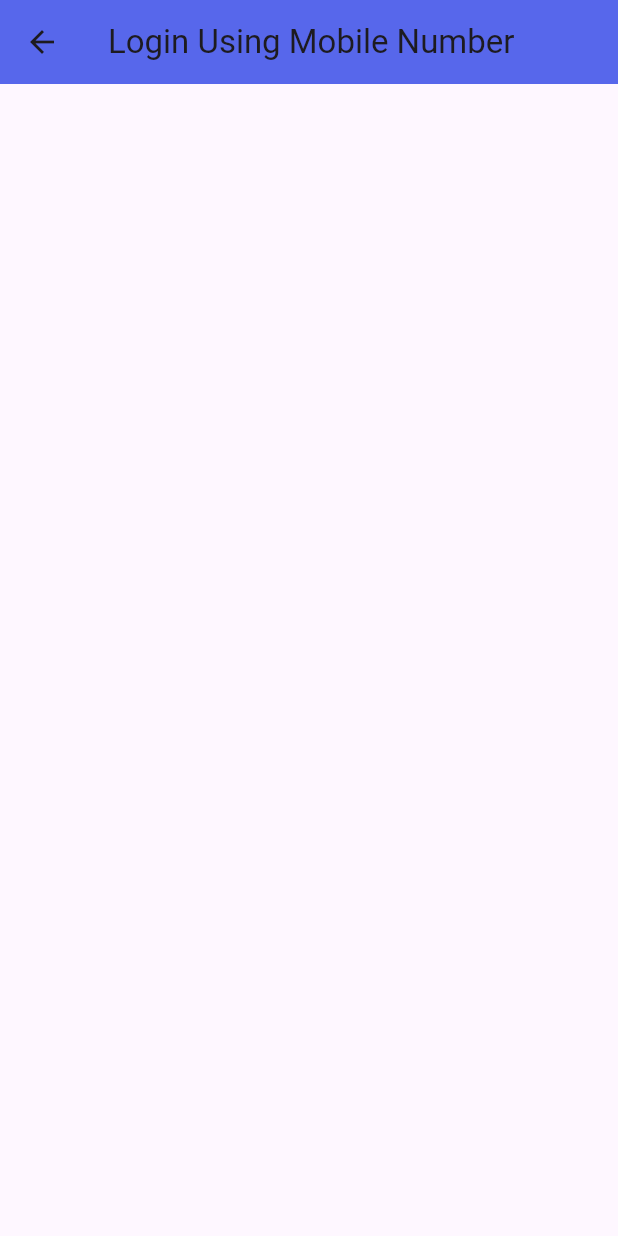
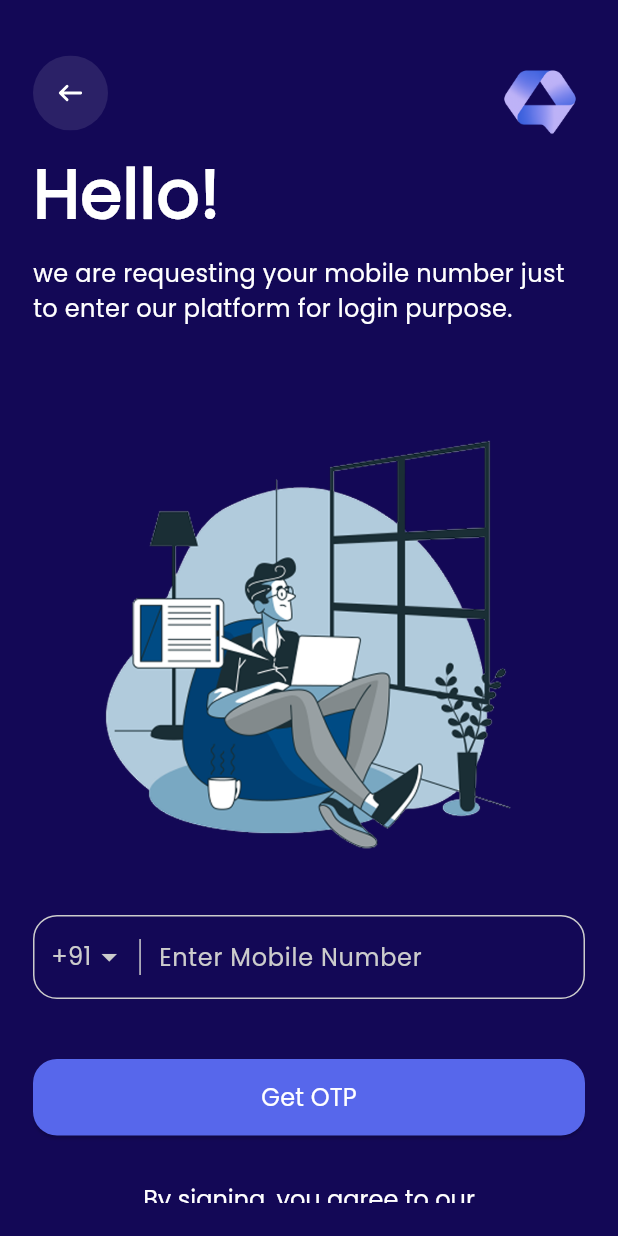
Before and after one commit to wohamedosama/smile-chat, a Flutter app: the LoginUsingMobileNumber screen opened directly, on a phone screen of 412 x 824 dp. Run offline on Flutter 3.47's test engine with Material 3 defaults, Android fonts, the phone set to English and light mode, and no system bars; our stand-ins replace firebase_core, flutter_native_splash, flutter_svg; accounts and stored records are empty; project files that could hold a hidden picture were left out.

Commit message:
end from login using mobile number screen

```diff
--- /dev/null
+++ b/devtools_options.yaml
@@ -0,0 +1,3 @@
+description: This file stores settings for Dart & Flutter DevTools.
+documentation: https://docs.flutter.dev/tools/devtools/extensions#configure-extension-enablement-states
+extensions:
--- a/lib/features/auth/presentation/screens/login_using_mobile_number.dart
+++ b/lib/features/auth/presentation/screens/login_using_mobile_number.dart
@@ -1,5 +1,9 @@
 import 'package:flutter/material.dart';
+import 'package:flutter_svg/flutter_svg.dart';
+import 'package:smile_chat/features/landing/presentation/widgets/custom_elevated_button.dart';
 import 'package:smile_chat/utils/app_color.dart';
+import 'package:smile_chat/utils/app_font_size.dart';
+import 'package:smile_chat/utils/app_images.dart';
 
 class LoginUsingMobileNumber extends StatelessWidget {
   const LoginUsingMobileNumber({super.key});
@@ -7,10 +11,122 @@ class LoginUsingMobileNumber extends StatelessWidget {
   @override
   Widget build(BuildContext context) {
     return Scaffold(
-      appBar: AppBar(
-        centerTitle: true,
-        backgroundColor: AppColor.lightBlueColor,
-        title: const Text('Login Using Mobile Number'),
+      backgroundColor: AppColor.primayColor,
+      body: SafeArea(
+        child: Padding(
+          padding: EdgeInsets.all(22),
+          child: SingleChildScrollView(
+            child: Column(
+              crossAxisAlignment: CrossAxisAlignment.stretch,
+              children: [
+                SizedBox(height: 15),
+                Row(
+                  crossAxisAlignment: CrossAxisAlignment.start,
+                  children: [
+                    GestureDetector(
+                      onTap: () {
+                        Navigator.pop(context);
+                      },
+                      child: SvgPicture.asset(
+                        height: 50,
+                        Assets.assetsImagesArrowBackIcon,
+                        fit: BoxFit.cover,
+                      ),
+                    ),
+                    Spacer(),
+                    SizedBox(
+                      height: 60,
+                      width: 60,
+                      child: Image.asset(
+                        fit: BoxFit.cover,
+                        Assets.assetsImagesLogo,
+                      ),
+                    )
+                  ],
+                ),
+                // SizedBox(height: 50),
+                Text(
+                  'Hello!',
+                  style: AppStyles.styleSemiBoldwhiteColor45,
+                ),
+                SizedBox(height: 10),
+                Text(
+                  'we are requesting your mobile number just to enter our platform for login purpose.',
+                  style: AppStyles.styleRegular16
+                      .copyWith(color: AppColor.whiteColor),
+                ),
+                SizedBox(height: 25),
+                Image.asset(
+                  Assets.assetsImagesPhoneAuthImage,
+                  fit: BoxFit.contain,
+                ),
+
+                TextFormField(
+                  style: AppStyles.styleMediumWithWhiteColor16,
+                  keyboardType: TextInputType.phone,
+                  decoration: InputDecoration(
+                    prefixIcon: Row(
+                      mainAxisSize: MainAxisSize.min,
+                      children: [
+                        const SizedBox(width: 12),
+                        Text(
+                          '+91',
+                          style: AppStyles.styleRegular16
+                              .copyWith(color: Color(0xffcccccc)),
+                        ),
+                        const Icon(
+                          Icons.arrow_drop_down,
+                          color: Color(0xffcccccc),
+                        ),
+                        const SizedBox(width: 8),
+                        Container(
+                            width: 1, height: 24, color: Color(0xffcccccc)),
+                        const SizedBox(width: 8),
+                      ],
+                    ),
+                    hintText: "Enter Mobile Number",
+                    hintStyle: AppStyles.styleRegular16
+                        .copyWith(color: Color(0xffcccccc)),
+                    enabledBorder: OutlineInputBorder(
+                      borderSide: BorderSide(color: Color(0xffcccccc)),
+                      borderRadius: BorderRadius.circular(16),
+                    ),
+                    focusedBorder: OutlineInputBorder(
+                      borderSide: BorderSide(color: Color(0xffcccccc)),
+                      borderRadius: BorderRadius.circular(16),
+                    ),
+                  ),
+                ),
+                SizedBox(height: 40),
+                CustomElevatedButton(
+                  onPressed: () {},
+                  text: 'Get OTP',
+                ),
+                SizedBox(height: 30),
+                RichText(
+                  textAlign: TextAlign.center,
+                  text: TextSpan(
+                    children: [
+                      TextSpan(
+                          text: 'By signing ,you agree to our\n',
+                          style: AppStyles.styleMediumWithWhiteColor16),
+                      TextSpan(
+                          text: 'Terms of Service',
+                          style: AppStyles.styleMediumWithLightBlueColor16),
+                      TextSpan(
+                          text: ' &',
+                          style: AppStyles.styleMediumWithWhiteColor16),
+                      TextSpan(
+                          text: ' Privacy',
+                          style: AppStyles.styleMediumWithLightBlueColor16),
+                    ],
+                  ),
+                ),
+                SizedBox(height: 80),
+              ],
+            ),
+          ),
+        ),
       ),
     );
   }
--- a/lib/utils/app_images.dart
+++ b/lib/utils/app_images.dart
@@ -2,9 +2,20 @@
 class Assets {
   Assets._();
 
+  /// Assets for assetsImages3236267RemovebgPreview 1
+  /// assets/images/3236267-removebg-preview 1.svg
+  static const String assetsImages3236267RemovebgPreview1 =
+      "assets/images/3236267-removebg-preview1.svg";
+
   /// Assets for assetsImagesAccountIcons
   /// assets/images/account_icons.svg
-  static const String assetsImagesAccountIcons = "assets/images/account_icons.svg";
+  static const String assetsImagesAccountIcons =
+      "assets/images/account_icons.svg";
+
+  /// Assets for assetsImagesArrowBackIcon
+  /// assets/images/arrow_back_icon.svg
+  static const String assetsImagesArrowBackIcon =
+      "assets/images/arrow_back_icon.svg";
 
   /// Assets for assetsImagesBlock
   /// assets/images/block.svg
@@ -16,7 +27,8 @@ class Assets {
 
   /// Assets for assetsImagesCallIconIntheNavBar
   /// assets/images/call_icon_inthe_nav_bar.svg
-  static const String assetsImagesCallIconIntheNavBar = "assets/images/call_icon_inthe_nav_bar.svg";
+  static const String assetsImagesCallIconIntheNavBar =
+      "assets/images/call_icon_inthe_nav_bar.svg";
 
   /// Assets for assetsImagesCamera
   /// assets/images/Camera.svg
@@ -24,7 +36,8 @@ class Assets {
 
   /// Assets for assetsImagesContactIconIntheNavBar
   /// assets/images/contact_icon_inthe_nav_bar.svg
-  static const String assetsImagesContactIconIntheNavBar = "assets/images/contact_icon_inthe_nav_bar.svg";
+  static const String assetsImagesContactIconIntheNavBar =
+      "assets/images/contact_icon_inthe_nav_bar.svg";
 
   /// Assets for assetsImagesData
   /// assets/images/Data.svg
@@ -36,7 +49,8 @@ class Assets {
 
   /// Assets for assetsImagesEnterOtpCodeImage
   /// assets/images/enter_otp_code_image.svg
-  static const String assetsImagesEnterOtpCodeImage = "assets/images/enter_otp_code_image.svg";
+  static const String assetsImagesEnterOtpCodeImage =
+      "assets/images/enter_otp_code_image.svg";
 
   /// Assets for assetsImagesHelp
   /// assets/images/Help.svg
@@ -44,7 +58,8 @@ class Assets {
 
   /// Assets for assetsImagesHomeIconIntheNavBar
   /// assets/images/home_icon_inthe_nav_bar.svg
-  static const String assetsImagesHomeIconIntheNavBar = "assets/images/home_icon_inthe_nav_bar.svg";
+  static const String assetsImagesHomeIconIntheNavBar =
+      "assets/images/home_icon_inthe_nav_bar.svg";
 
   /// Assets for assetsImagesLocation
   /// assets/images/location.svg
@@ -80,11 +95,13 @@ class Assets {
 
   /// Assets for assetsImagesNotification
   /// assets/images/notification.svg
-  static const String assetsImagesNotification = "assets/images/notification.svg";
+  static const String assetsImagesNotification =
+      "assets/images/notification.svg";
 
   /// Assets for assetsImagesPhoneAuthImage
-  /// assets/images/phone_auth_image.svg
-  static const String assetsImagesPhoneAuthImage = "assets/images/phone_auth_image.svg";
+  /// assets/images/phone_auth_image.png
+  static const String assetsImagesPhoneAuthImage =
+      "assets/images/phone_auth_image.png";
 
   /// Assets for assetsImagesPoll
   /// assets/images/poll.svg
@@ -104,7 +121,8 @@ class Assets {
 
   /// Assets for assetsImagesSplashScreen
   /// assets/images/splash_screen.svg
-  static const String assetsImagesSplashScreen = "assets/images/splash_screen.svg";
+  static const String assetsImagesSplashScreen =
+      "assets/images/splash_screen.svg";
 
   /// Assets for assetsImagesTrash
   /// assets/images/Trash.svg
--- a/pubspec.yaml
+++ b/pubspec.yaml
@@ -39,9 +39,9 @@ dependencies:
   flutter:
     sdk: flutter
   flutter_bloc: ^9.1.0
-  flutter_local_notifications: ^19.0.0
+  # flutter_local_notifications: ^19.0.0
   flutter_native_splash: ^2.4.4
-  flutter_svg: ^2.0.17
+  flutter_svg: ^2.1.0
   fluttertoast: ^8.2.12
   google_sign_in: ^6.3.0
   image_picker: ^1.1.2
```
Also changed, not shown: assets/images/3236267-removebg-preview1.svg (added), assets/images/arrow_back_icon.svg (added), assets/images/logoSVG.svg, assets/images/phone_auth_image.png (added), pubspec.lock, 142 other files.
